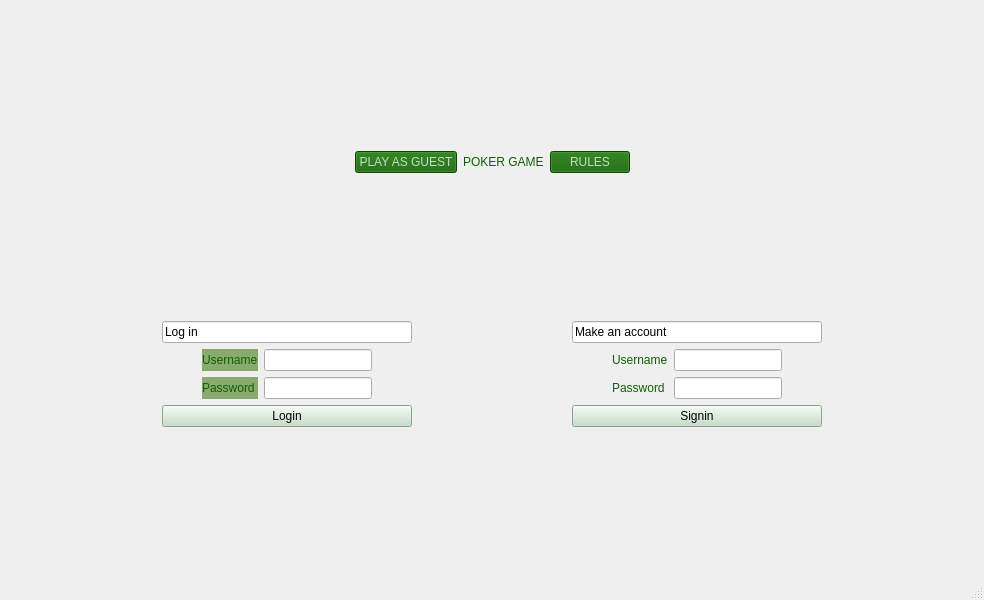
Above: Poker/Visuals/MainWindow/mainwindow.ui from Cenzito/Poker before the change. Below: the same form after it.
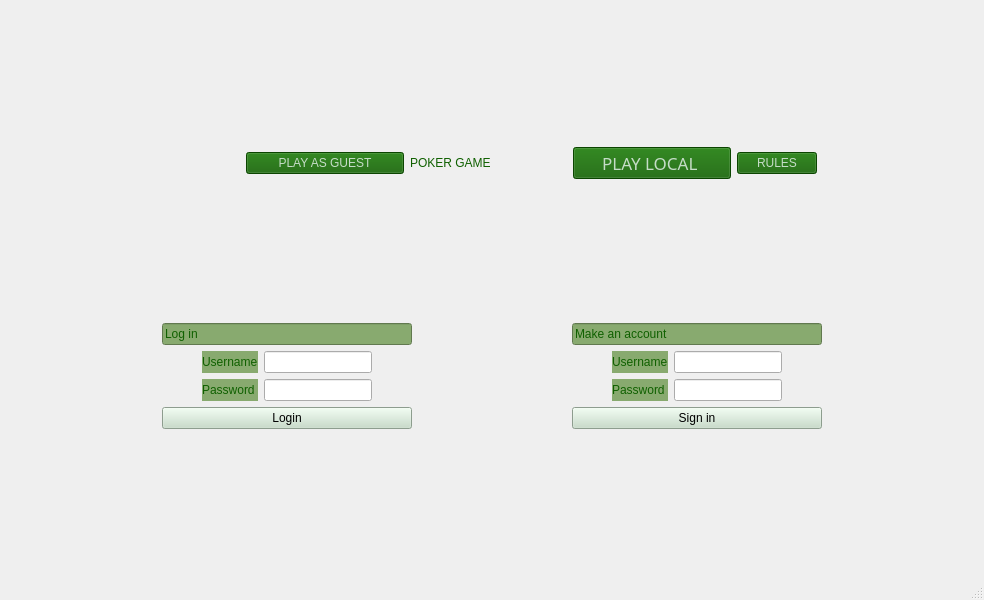
That is the form after the change.

Commit message: main window display, cards image in rules window

```diff
--- a/Poker/Visuals/MainWindow/mainwindow.ui
+++ b/Poker/Visuals/MainWindow/mainwindow.ui
@@ -18,7 +18,7 @@
     <item>
      <layout class="QVBoxLayout" name="verticalLayout">
       <item>
-       <layout class="QHBoxLayout" name="horizontalLayout_3" stretch="0,0,0,0,0">
+       <layout class="QHBoxLayout" name="horizontalLayout_3" stretch="3,2,2,2,1,2">
         <item>
          <spacer name="horizontalSpacer_6">
           <property name="orientation">
@@ -53,11 +53,479 @@
            <string notr="true">font: 30pt &quot;Academy Engraved LET&quot;;
 color: rgb(15, 96, 0);</string>
           </property>
+          <property name="lineWidth">
+           <number>3</number>
+          </property>
           <property name="text">
            <string>POKER GAME</string>
           </property>
          </widget>
         </item>
+        <item>
+         <widget class="QPushButton" name="playlocal">
+          <property name="palette">
+           <palette>
+            <active>
+             <colorrole role="WindowText">
+              <brush brushstyle="SolidPattern">
+               <color alpha="255">
+                <red>197</red>
+                <green>220</green>
+                <blue>199</blue>
+               </color>
+              </brush>
+             </colorrole>
+             <colorrole role="Button">
+              <brush brushstyle="SolidPattern">
+               <color alpha="255">
+                <red>15</red>
+                <green>96</green>
+                <blue>0</blue>
+               </color>
+              </brush>
+             </colorrole>
+             <colorrole role="Light">
+              <brush brushstyle="SolidPattern">
+               <color alpha="255">
+                <red>0</red>
+                <green>127</green>
+                <blue>0</blue>
+               </color>
+              </brush>
+             </colorrole>
+             <colorrole role="Midlight">
+              <brush brushstyle="SolidPattern">
+               <color alpha="255">
+                <red>0</red>
+                <green>106</green>
+                <blue>0</blue>
+               </color>
+              </brush>
+             </colorrole>
+             <colorrole role="Dark">
+              <brush brushstyle="SolidPattern">
+               <color alpha="255">
+                <red>0</red>
+                <green>42</green>
+                <blue>0</blue>
+               </color>
+              </brush>
+             </colorrole>
+             <colorrole role="Mid">
+              <brush brushstyle="SolidPattern">
+               <color alpha="255">
+                <red>0</red>
+                <green>57</green>
+                <blue>0</blue>
+               </color>
+              </brush>
+             </colorrole>
+             <colorrole role="Text">
+              <brush brushstyle="SolidPattern">
+               <color alpha="255">
+                <red>197</red>
+                <green>220</green>
+                <blue>199</blue>
+               </color>
+              </brush>
+             </colorrole>
+             <colorrole role="BrightText">
+              <brush brushstyle="SolidPattern">
+               <color alpha="255">
+                <red>255</red>
+                <green>255</green>
+                <blue>255</blue>
+               </color>
+              </brush>
+             </colorrole>
+             <colorrole role="ButtonText">
+              <brush brushstyle="SolidPattern">
+               <color alpha="255">
+                <red>197</red>
+                <green>220</green>
+                <blue>199</blue>
+               </color>
+              </brush>
+             </colorrole>
+             <colorrole role="Base">
+              <brush brushstyle="SolidPattern">
+               <color alpha="255">
+                <red>15</red>
+                <green>96</green>
+                <blue>0</blue>
+               </color>
+              </brush>
+             </colorrole>
+             <colorrole role="Window">
+              <brush brushstyle="SolidPattern">
+               <color alpha="255">
+                <red>15</red>
+                <green>96</green>
+                <blue>0</blue>
+               </color>
+              </brush>
+             </colorrole>
+             <colorrole role="Shadow">
+              <brush brushstyle="SolidPattern">
+               <color alpha="255">
+                <red>0</red>
+                <green>0</green>
+                <blue>0</blue>
+               </color>
+              </brush>
+             </colorrole>
+             <colorrole role="AlternateBase">
+              <brush brushstyle="SolidPattern">
+               <color alpha="255">
+                <red>0</red>
+                <green>42</green>
+                <blue>0</blue>
+               </color>
+              </brush>
+             </colorrole>
+             <colorrole role="ToolTipBase">
+              <brush brushstyle="SolidPattern">
+               <color alpha="255">
+                <red>255</red>
+                <green>255</green>
+                <blue>220</blue>
+               </color>
+              </brush>
+             </colorrole>
+             <colorrole role="ToolTipText">
+              <brush brushstyle="SolidPattern">
+               <color alpha="255">
+                <red>0</red>
+                <green>0</green>
+                <blue>0</blue>
+               </color>
+              </brush>
+             </colorrole>
+             <colorrole role="PlaceholderText">
+              <brush brushstyle="SolidPattern">
+               <color alpha="128">
+                <red>197</red>
+                <green>220</green>
+                <blue>199</blue>
+               </color>
+              </brush>
+             </colorrole>
+            </active>
+            <inactive>
+             <colorrole role="WindowText">
+              <brush brushstyle="SolidPattern">
+               <color alpha="255">
+                <red>197</red>
+                <green>220</green>
+                <blue>199</blue>
+               </color>
+              </brush>
+             </colorrole>
+             <colorrole role="Button">
+              <brush brushstyle="SolidPattern">
+               <color alpha="255">
+                <red>15</red>
+                <green>96</green>
+                <blue>0</blue>
+               </color>
+              </brush>
+             </colorrole>
+             <colorrole role="Light">
+              <brush brushstyle="SolidPattern">
+               <color alpha="255">
+                <red>0</red>
+                <green>127</green>
+                <blue>0</blue>
+               </color>
+              </brush>
+             </colorrole>
+             <colorrole role="Midlight">
+              <brush brushstyle="SolidPattern">
+               <color alpha="255">
+                <red>0</red>
+                <green>106</green>
+                <blue>0</blue>
+               </color>
+              </brush>
+             </colorrole>
+             <colorrole role="Dark">
+              <brush brushstyle="SolidPattern">
+               <color alpha="255">
+                <red>0</red>
+                <green>42</green>
+                <blue>0</blue>
+               </color>
+              </brush>
+             </colorrole>
+             <colorrole role="Mid">
+              <brush brushstyle="SolidPattern">
+               <color alpha="255">
+                <red>0</red>
+                <green>57</green>
+                <blue>0</blue>
+               </color>
+              </brush>
+             </colorrole>
+             <colorrole role="Text">
+              <brush brushstyle="SolidPattern">
+               <color alpha="255">
+                <red>197</red>
+                <green>220</green>
+                <blue>199</blue>
+               </color>
+              </brush>
+             </colorrole>
+             <colorrole role="BrightText">
+              <brush brushstyle="SolidPattern">
+               <color alpha="255">
+                <red>255</red>
+                <green>255</green>
+                <blue>255</blue>
+               </color>
+              </brush>
+             </colorrole>
+             <colorrole role="ButtonText">
+              <brush brushstyle="SolidPattern">
+               <color alpha="255">
+                <red>197</red>
+                <green>220</green>
+                <blue>199</blue>
+               </color>
+              </brush>
+             </colorrole>
+             <colorrole role="Base">
+              <brush brushstyle="SolidPattern">
+               <color alpha="255">
+                <red>15</red>
+                <green>96</green>
+                <blue>0</blue>
+               </color>
+              </brush>
+             </colorrole>
+             <colorrole role="Window">
+              <brush brushstyle="SolidPattern">
+               <color alpha="255">
+                <red>15</red>
+                <green>96</green>
+                <blue>0</blue>
+               </color>
+              </brush>
+             </colorrole>
+             <colorrole role="Shadow">
+              <brush brushstyle="SolidPattern">
+               <color alpha="255">
+                <red>0</red>
+                <green>0</green>
+                <blue>0</blue>
+               </color>
+              </brush>
+             </colorrole>
+             <colorrole role="AlternateBase">
+              <brush brushstyle="SolidPattern">
+               <color alpha="255">
+                <red>0</red>
+                <green>42</green>
+                <blue>0</blue>
+               </color>
+              </brush>
+             </colorrole>
+             <colorrole role="ToolTipBase">
+              <brush brushstyle="SolidPattern">
+               <color alpha="255">
+                <red>255</red>
+                <green>255</green>
+                <blue>220</blue>
+               </color>
+              </brush>
+             </colorrole>
+             <colorrole role="ToolTipText">
+              <brush brushstyle="SolidPattern">
+               <color alpha="255">
+                <red>0</red>
+                <green>0</green>
+                <blue>0</blue>
+               </color>
+              </brush>
+             </colorrole>
+             <colorrole role="PlaceholderText">
+              <brush brushstyle="SolidPattern">
+               <color alpha="128">
+                <red>197</red>
+                <green>220</green>
+                <blue>199</blue>
+               </color>
+              </brush>
+             </colorrole>
+            </inactive>
+            <disabled>
+             <colorrole role="WindowText">
+              <brush brushstyle="SolidPattern">
+               <color alpha="255">
+                <red>197</red>
+                <green>220</green>
+                <blue>199</blue>
+               </color>
+              </brush>
+             </colorrole>
+             <colorrole role="Button">
+              <brush brushstyle="SolidPattern">
+               <color alpha="255">
+                <red>15</red>
+                <green>96</green>
+                <blue>0</blue>
+               </color>
+              </brush>
+             </colorrole>
+             <colorrole role="Light">
+              <brush brushstyle="SolidPattern">
+               <color alpha="255">
+                <red>0</red>
+                <green>127</green>
+                <blue>0</blue>
+               </color>
+              </brush>
+             </colorrole>
+             <colorrole role="Midlight">
+              <brush brushstyle="SolidPattern">
+               <color alpha="255">
+                <red>0</red>
+                <green>106</green>
+                <blue>0</blue>
+               </color>
+              </brush>
+             </colorrole>
+             <colorrole role="Dark">
+              <brush brushstyle="SolidPattern">
+               <color alpha="255">
+                <red>0</red>
+                <green>42</green>
+                <blue>0</blue>
+               </color>
+              </brush>
+             </colorrole>
+             <colorrole role="Mid">
+              <brush brushstyle="SolidPattern">
+               <color alpha="255">
+                <red>0</red>
+                <green>57</green>
+                <blue>0</blue>
+               </color>
+              </brush>
+             </colorrole>
+             <colorrole role="Text">
+              <brush brushstyle="SolidPattern">
+               <color alpha="255">
+                <red>197</red>
+                <green>220</green>
+                <blue>199</blue>
+               </color>
+              </brush>
+             </colorrole>
+             <colorrole role="BrightText">
+              <brush brushstyle="SolidPattern">
+               <color alpha="255">
+                <red>255</red>
+                <green>255</green>
+                <blue>255</blue>
+               </color>
+              </brush>
+             </colorrole>
+             <colorrole role="ButtonText">
+              <brush brushstyle="SolidPattern">
+               <color alpha="255">
+                <red>197</red>
+                <green>220</green>
+                <blue>199</blue>
+               </color>
+              </brush>
+             </colorrole>
+             <colorrole role="Base">
+              <brush brushstyle="SolidPattern">
+               <color alpha="255">
+                <red>15</red>
+                <green>96</green>
+                <blue>0</blue>
+               </color>
+              </brush>
+             </colorrole>
+             <colorrole role="Window">
+              <brush brushstyle="SolidPattern">
+               <color alpha="255">
+                <red>15</red>
+                <green>96</green>
+                <blue>0</blue>
+               </color>
+              </brush>
+             </colorrole>
+             <colorrole role="Shadow">
+              <brush brushstyle="SolidPattern">
+               <color alpha="255">
+                <red>0</red>
+                <green>0</green>
+                <blue>0</blue>
+               </color>
+              </brush>
+             </colorrole>
+             <colorrole role="AlternateBase">
+              <brush brushstyle="SolidPattern">
+               <color alpha="255">
+                <red>0</red>
+                <green>85</green>
+                <blue>0</blue>
+               </color>
+              </brush>
+             </colorrole>
+             <colorrole role="ToolTipBase">
+              <brush brushstyle="SolidPattern">
+               <color alpha="255">
+                <red>255</red>
+                <green>255</green>
+                <blue>220</blue>
+               </color>
+              </brush>
+             </colorrole>
+             <colorrole role="ToolTipText">
+              <brush brushstyle="SolidPattern">
+               <color alpha="255">
+                <red>0</red>
+                <green>0</green>
+                <blue>0</blue>
+               </color>
+              </brush>
+             </colorrole>
+             <colorrole role="PlaceholderText">
+              <brush brushstyle="SolidPattern">
+               <color alpha="128">
+                <red>197</red>
+                <green>220</green>
+                <blue>199</blue>
+               </color>
+              </brush>
+             </colorrole>
+            </disabled>
+           </palette>
+          </property>
+          <property name="font">
+           <font>
+            <family>Bodoni 72</family>
+            <pointsize>13</pointsize>
+            <italic>false</italic>
+            <bold>false</bold>
+           </font>
+          </property>
+          <property name="cursor">
+           <cursorShape>OpenHandCursor</cursorShape>
+          </property>
+          <property name="styleSheet">
+           <string notr="true">background-color: rgb(15, 96, 0);
+font: 13pt &quot;Bodoni 72&quot;;
+color: rgb(197, 220, 199);</string>
+          </property>
+          <property name="text">
+           <string>PLAY LOCAL </string>
+          </property>
+         </widget>
+        </item>
         <item>
          <widget class="QPushButton" name="pushButton_2">
           <property name="styleSheet">
@@ -110,6 +578,10 @@
            <layout class="QVBoxLayout" name="verticalLayout_6">
             <item>
              <widget class="QLineEdit" name="lineEdit">
+              <property name="styleSheet">
+               <string notr="true">color: rgb(15, 96, 0);
+background-color: rgb(136, 170, 111);</string>
+              </property>
               <property name="text">
                <string>Log in </string>
               </property>
@@ -204,6 +676,10 @@
            <layout class="QVBoxLayout" name="verticalLayout_7">
             <item>
              <widget class="QLineEdit" name="lineEdit_2">
+              <property name="styleSheet">
+               <string notr="true">color: rgb(15, 96, 0);
+background-color: rgb(136, 170, 111);</string>
+              </property>
               <property name="text">
                <string>Make an account</string>
               </property>
@@ -211,45 +687,25 @@
             </item>
             <item>
              <layout class="QGridLayout" name="gridLayout_4">
-              <item row="0" column="0">
-               <spacer name="horizontalSpacer_3">
-                <property name="orientation">
-                 <enum>Qt::Horizontal</enum>
-                </property>
-                <property name="sizeHint" stdset="0">
-                 <size>
-                  <width>40</width>
-                  <height>20</height>
-                 </size>
-                </property>
-               </spacer>
-              </item>
-              <item row="0" column="1">
-               <widget class="QLabel" name="label_newuser">
-                <property name="styleSheet">
-                 <string notr="true">color: rgb(15, 96, 0);</string>
-                </property>
-                <property name="text">
-                 <string>Username</string>
-                </property>
-               </widget>
-              </item>
-              <item row="0" column="2">
-               <widget class="QLineEdit" name="lineEdit_newuser"/>
-              </item>
-              <item row="1" column="1">
-               <widget class="QLabel" name="label_newpass">
-                <property name="styleSheet">
-                 <string notr="true">color: rgb(15, 96, 0);</string>
-                </property>
-                <property name="text">
-                 <string>Password</string>
-                </property>
-               </widget>
-              </item>
               <item row="1" column="2">
                <widget class="QLineEdit" name="lineEdit_newpass"/>
               </item>
+              <item row="0" column="2">
+               <widget class="QLineEdit" name="lineEdit_newuser"/>
+              </item>
+              <item row="0" column="0">
+               <spacer name="horizontalSpacer_3">
+                <property name="orientation">
+                 <enum>Qt::Horizontal</enum>
+                </property>
+                <property name="sizeHint" stdset="0">
+                 <size>
+                  <width>40</width>
+                  <height>20</height>
+                 </size>
+                </property>
+               </spacer>
+              </item>
               <item row="0" column="3">
                <spacer name="horizontalSpacer_4">
                 <property name="orientation">
@@ -263,6 +719,454 @@
                 </property>
                </spacer>
               </item>
+              <item row="1" column="1">
+               <widget class="QLabel" name="label_newpass">
+                <property name="palette">
+                 <palette>
+                  <active>
+                   <colorrole role="WindowText">
+                    <brush brushstyle="SolidPattern">
+                     <color alpha="255">
+                      <red>15</red>
+                      <green>96</green>
+                      <blue>0</blue>
+                     </color>
+                    </brush>
+                   </colorrole>
+                   <colorrole role="Button">
+                    <brush brushstyle="SolidPattern">
+                     <color alpha="255">
+                      <red>136</red>
+                      <green>170</green>
+                      <blue>111</blue>
+                     </color>
+                    </brush>
+                   </colorrole>
+                   <colorrole role="Text">
+                    <brush brushstyle="SolidPattern">
+                     <color alpha="255">
+                      <red>15</red>
+                      <green>96</green>
+                      <blue>0</blue>
+                     </color>
+                    </brush>
+                   </colorrole>
+                   <colorrole role="ButtonText">
+                    <brush brushstyle="SolidPattern">
+                     <color alpha="255">
+                      <red>15</red>
+                      <green>96</green>
+                      <blue>0</blue>
+                     </color>
+                    </brush>
+                   </colorrole>
+                   <colorrole role="Base">
+                    <brush brushstyle="SolidPattern">
+                     <color alpha="255">
+                      <red>136</red>
+                      <green>170</green>
+                      <blue>111</blue>
+                     </color>
+                    </brush>
+                   </colorrole>
+                   <colorrole role="Window">
+                    <brush brushstyle="SolidPattern">
+                     <color alpha="255">
+                      <red>136</red>
+                      <green>170</green>
+                      <blue>111</blue>
+                     </color>
+                    </brush>
+                   </colorrole>
+                   <colorrole role="PlaceholderText">
+                    <brush brushstyle="SolidPattern">
+                     <color alpha="128">
+                      <red>15</red>
+                      <green>96</green>
+                      <blue>0</blue>
+                     </color>
+                    </brush>
+                   </colorrole>
+                  </active>
+                  <inactive>
+                   <colorrole role="WindowText">
+                    <brush brushstyle="SolidPattern">
+                     <color alpha="255">
+                      <red>15</red>
+                      <green>96</green>
+                      <blue>0</blue>
+                     </color>
+                    </brush>
+                   </colorrole>
+                   <colorrole role="Button">
+                    <brush brushstyle="SolidPattern">
+                     <color alpha="255">
+                      <red>136</red>
+                      <green>170</green>
+                      <blue>111</blue>
+                     </color>
+                    </brush>
+                   </colorrole>
+                   <colorrole role="Text">
+                    <brush brushstyle="SolidPattern">
+                     <color alpha="255">
+                      <red>15</red>
+                      <green>96</green>
+                      <blue>0</blue>
+                     </color>
+                    </brush>
+                   </colorrole>
+                   <colorrole role="ButtonText">
+                    <brush brushstyle="SolidPattern">
+                     <color alpha="255">
+                      <red>15</red>
+                      <green>96</green>
+                      <blue>0</blue>
+                     </color>
+                    </brush>
+                   </colorrole>
+                   <colorrole role="Base">
+                    <brush brushstyle="SolidPattern">
+                     <color alpha="255">
+                      <red>136</red>
+                      <green>170</green>
+                      <blue>111</blue>
+                     </color>
+                    </brush>
+                   </colorrole>
+                   <colorrole role="Window">
+                    <brush brushstyle="SolidPattern">
+                     <color alpha="255">
+                      <red>136</red>
+                      <green>170</green>
+                      <blue>111</blue>
+                     </color>
+                    </brush>
+                   </colorrole>
+                   <colorrole role="PlaceholderText">
+                    <brush brushstyle="SolidPattern">
+                     <color alpha="128">
+                      <red>15</red>
+                      <green>96</green>
+                      <blue>0</blue>
+                     </color>
+                    </brush>
+                   </colorrole>
+                  </inactive>
+                  <disabled>
+                   <colorrole role="WindowText">
+                    <brush brushstyle="SolidPattern">
+                     <color alpha="255">
+                      <red>15</red>
+                      <green>96</green>
+                      <blue>0</blue>
+                     </color>
+                    </brush>
+                   </colorrole>
+                   <colorrole role="Button">
+                    <brush brushstyle="SolidPattern">
+                     <color alpha="255">
+                      <red>136</red>
+                      <green>170</green>
+                      <blue>111</blue>
+                     </color>
+                    </brush>
+                   </colorrole>
+                   <colorrole role="Text">
+                    <brush brushstyle="SolidPattern">
+                     <color alpha="255">
+                      <red>15</red>
+                      <green>96</green>
+                      <blue>0</blue>
+                     </color>
+                    </brush>
+                   </colorrole>
+                   <colorrole role="ButtonText">
+                    <brush brushstyle="SolidPattern">
+                     <color alpha="255">
+                      <red>15</red>
+                      <green>96</green>
+                      <blue>0</blue>
+                     </color>
+                    </brush>
+                   </colorrole>
+                   <colorrole role="Base">
+                    <brush brushstyle="SolidPattern">
+                     <color alpha="255">
+                      <red>136</red>
+                      <green>170</green>
+                      <blue>111</blue>
+                     </color>
+                    </brush>
+                   </colorrole>
+                   <colorrole role="Window">
+                    <brush brushstyle="SolidPattern">
+                     <color alpha="255">
+                      <red>136</red>
+                      <green>170</green>
+                      <blue>111</blue>
+                     </color>
+                    </brush>
+                   </colorrole>
+                   <colorrole role="PlaceholderText">
+                    <brush brushstyle="SolidPattern">
+                     <color alpha="128">
+                      <red>15</red>
+                      <green>96</green>
+                      <blue>0</blue>
+                     </color>
+                    </brush>
+                   </colorrole>
+                  </disabled>
+                 </palette>
+                </property>
+                <property name="styleSheet">
+                 <string notr="true">color: rgb(15, 96, 0);
+background-color: rgb(136, 170, 111);</string>
+                </property>
+                <property name="text">
+                 <string>Password</string>
+                </property>
+               </widget>
+              </item>
+              <item row="0" column="1">
+               <widget class="QLabel" name="label_2">
+                <property name="palette">
+                 <palette>
+                  <active>
+                   <colorrole role="WindowText">
+                    <brush brushstyle="SolidPattern">
+                     <color alpha="255">
+                      <red>15</red>
+                      <green>96</green>
+                      <blue>0</blue>
+                     </color>
+                    </brush>
+                   </colorrole>
+                   <colorrole role="Button">
+                    <brush brushstyle="SolidPattern">
+                     <color alpha="255">
+                      <red>136</red>
+                      <green>170</green>
+                      <blue>111</blue>
+                     </color>
+                    </brush>
+                   </colorrole>
+                   <colorrole role="Text">
+                    <brush brushstyle="SolidPattern">
+                     <color alpha="255">
+                      <red>15</red>
+                      <green>96</green>
+                      <blue>0</blue>
+                     </color>
+                    </brush>
+                   </colorrole>
+                   <colorrole role="ButtonText">
+                    <brush brushstyle="SolidPattern">
+                     <color alpha="255">
+                      <red>15</red>
+                      <green>96</green>
+                      <blue>0</blue>
+                     </color>
+                    </brush>
+                   </colorrole>
+                   <colorrole role="Base">
+                    <brush brushstyle="SolidPattern">
+                     <color alpha="255">
+                      <red>136</red>
+                      <green>170</green>
+                      <blue>111</blue>
+                     </color>
+                    </brush>
+                   </colorrole>
+                   <colorrole role="Window">
+                    <brush brushstyle="SolidPattern">
+                     <color alpha="255">
+                      <red>136</red>
+                      <green>170</green>
+                      <blue>111</blue>
+                     </color>
+                    </brush>
+                   </colorrole>
+                   <colorrole role="HighlightedText">
+                    <brush brushstyle="SolidPattern">
+                     <color alpha="255">
+                      <red>255</red>
+                      <green>255</green>
+                      <blue>255</blue>
+                     </color>
+                    </brush>
+                   </colorrole>
+                   <colorrole role="PlaceholderText">
+                    <brush brushstyle="SolidPattern">
+                     <color alpha="128">
+                      <red>15</red>
+                      <green>96</green>
+                      <blue>0</blue>
+                     </color>
+                    </brush>
+                   </colorrole>
+                  </active>
+                  <inactive>
+                   <colorrole role="WindowText">
+                    <brush brushstyle="SolidPattern">
+                     <color alpha="255">
+                      <red>15</red>
+                      <green>96</green>
+                      <blue>0</blue>
+                     </color>
+                    </brush>
+                   </colorrole>
+                   <colorrole role="Button">
+                    <brush brushstyle="SolidPattern">
+                     <color alpha="255">
+                      <red>136</red>
+                      <green>170</green>
+                      <blue>111</blue>
+                     </color>
+                    </brush>
+                   </colorrole>
+                   <colorrole role="Text">
+                    <brush brushstyle="SolidPattern">
+                     <color alpha="255">
+                      <red>15</red>
+                      <green>96</green>
+                      <blue>0</blue>
+                     </color>
+                    </brush>
+                   </colorrole>
+                   <colorrole role="ButtonText">
+                    <brush brushstyle="SolidPattern">
+                     <color alpha="255">
+                      <red>15</red>
+                      <green>96</green>
+                      <blue>0</blue>
+                     </color>
+                    </brush>
+                   </colorrole>
+                   <colorrole role="Base">
+                    <brush brushstyle="SolidPattern">
+                     <color alpha="255">
+                      <red>136</red>
+                      <green>170</green>
+                      <blue>111</blue>
+                     </color>
+                    </brush>
+                   </colorrole>
+                   <colorrole role="Window">
+                    <brush brushstyle="SolidPattern">
+                     <color alpha="255">
+                      <red>136</red>
+                      <green>170</green>
+                      <blue>111</blue>
+                     </color>
+                    </brush>
+                   </colorrole>
+                   <colorrole role="HighlightedText">
+                    <brush brushstyle="SolidPattern">
+                     <color alpha="255">
+                      <red>255</red>
+                      <green>255</green>
+                      <blue>255</blue>
+                     </color>
+                    </brush>
+                   </colorrole>
+                   <colorrole role="PlaceholderText">
+                    <brush brushstyle="SolidPattern">
+                     <color alpha="128">
+                      <red>15</red>
+                      <green>96</green>
+                      <blue>0</blue>
+                     </color>
+                    </brush>
+                   </colorrole>
+                  </inactive>
+                  <disabled>
+                   <colorrole role="WindowText">
+                    <brush brushstyle="SolidPattern">
+                     <color alpha="255">
+                      <red>15</red>
+                      <green>96</green>
+                      <blue>0</blue>
+                     </color>
+                    </brush>
+                   </colorrole>
+                   <colorrole role="Button">
+                    <brush brushstyle="SolidPattern">
+                     <color alpha="255">
+                      <red>136</red>
+                      <green>170</green>
+                      <blue>111</blue>
+                     </color>
+                    </brush>
+                   </colorrole>
+                   <colorrole role="Text">
+                    <brush brushstyle="SolidPattern">
+                     <color alpha="255">
+                      <red>15</red>
+                      <green>96</green>
+                      <blue>0</blue>
+                     </color>
+                    </brush>
+                   </colorrole>
+                   <colorrole role="ButtonText">
+                    <brush brushstyle="SolidPattern">
+                     <color alpha="255">
+                      <red>15</red>
+                      <green>96</green>
+                      <blue>0</blue>
+                     </color>
+                    </brush>
+                   </colorrole>
+                   <colorrole role="Base">
+                    <brush brushstyle="SolidPattern">
+                     <color alpha="255">
+                      <red>136</red>
+                      <green>170</green>
+                      <blue>111</blue>
+                     </color>
+                    </brush>
+                   </colorrole>
+                   <colorrole role="Window">
+                    <brush brushstyle="SolidPattern">
+                     <color alpha="255">
+                      <red>136</red>
+                      <green>170</green>
+                      <blue>111</blue>
+                     </color>
+                    </brush>
+                   </colorrole>
+                   <colorrole role="HighlightedText">
+                    <brush brushstyle="SolidPattern">
+                     <color alpha="255">
+                      <red>255</red>
+                      <green>255</green>
+                      <blue>255</blue>
+                     </color>
+                    </brush>
+                   </colorrole>
+                   <colorrole role="PlaceholderText">
+                    <brush brushstyle="SolidPattern">
+                     <color alpha="128">
+                      <red>15</red>
+                      <green>96</green>
+                      <blue>0</blue>
+                     </color>
+                    </brush>
+                   </colorrole>
+                  </disabled>
+                 </palette>
+                </property>
+                <property name="styleSheet">
+                 <string notr="true">color: rgb(15, 96, 0);
+background-color: rgb(136, 170, 111);
+</string>
+                </property>
+                <property name="text">
+                 <string>Username</string>
+                </property>
+               </widget>
+              </item>
              </layout>
             </item>
             <item>
@@ -271,7 +1175,7 @@
                <string notr="true">background-color: rgb(197, 220, 199);</string>
               </property>
               <property name="text">
-               <string>Signin</string>
+               <string>Sign in</string>
               </property>
              </widget>
             </item>
```
The commit also changes 4 other files.
